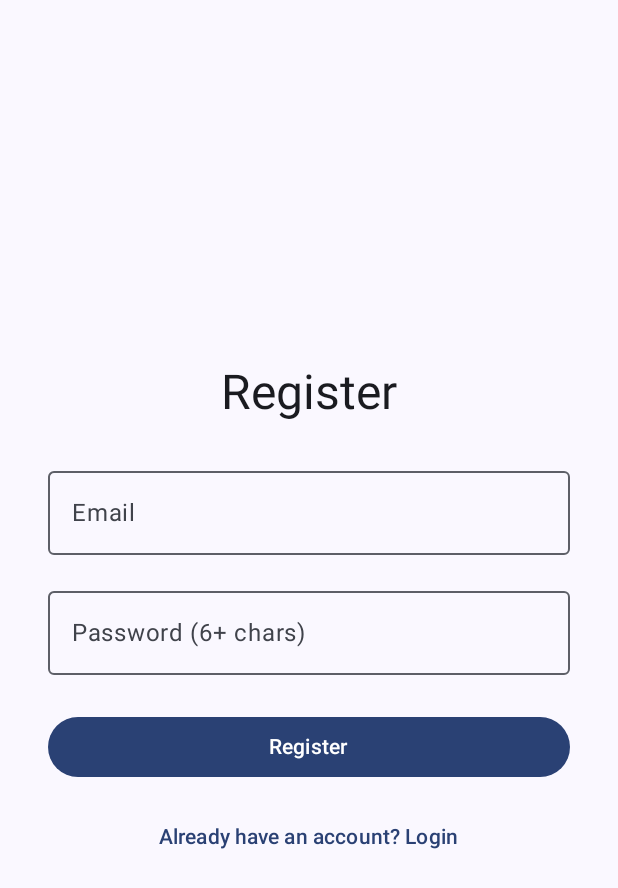
After one commit to YuanRuiGao/CP3407, an Android app built with Jetpack Compose: the RegisterScreen screen opened through its navigation route, on a phone screen of 412 x 824 dp. The commit adds this screen. Shown: the top 888 px of the screen. Run offline under Robolectric (Android 15) with nearby library versions, the phone set to English and light mode, and no system bars; our stand-ins replace Firebase (no records; nobody signed in at launch, a user with empty details on screens opened directly).

Commit message:
Add Login & Register Screen
The registration and login interfaces have been added and associated with the cloud database.

```diff
--- a/house cleanning version1/mobileass2-main/app/build.gradle.kts
+++ b/house cleanning version1/mobileass2-main/app/build.gradle.kts
@@ -3,6 +3,7 @@ plugins {
     alias(libs.plugins.android.application)
     alias(libs.plugins.kotlin.android)
     alias(libs.plugins.kotlin.compose)
+    alias(libs.plugins.google.services)
     id("com.google.devtools.ksp") version "2.1.0-1.0.29"  // 启用 kapt 插件，确保 Room 注解处理器运行
 }
 
@@ -84,4 +85,9 @@ dependencies {
     testImplementation("io.mockk:mockk:1.13.4")
     testImplementation("org.robolectric:robolectric:4.8.1")
 
+    implementation(platform("com.google.firebase:firebase-bom:32.7.1"))
+    implementation("com.google.firebase:firebase-auth-ktx")
+
+    implementation(platform(libs.firebase.bom)) // ✅ 使用 BOM 管理版本
+    implementation(libs.firebase.auth)         // ✅ Firebase Auth
 }
--- a/house cleanning version1/mobileass2-main/app/src/main/java/com/example/myapplication_ass2/MainActivity.kt
+++ b/house cleanning version1/mobileass2-main/app/src/main/java/com/example/myapplication_ass2/MainActivity.kt
@@ -26,6 +26,7 @@ import androidx.lifecycle.viewmodel.compose.viewModel
 import androidx.navigation.NavHostController
 import androidx.navigation.compose.*
 import com.example.myapplication_ass2.ui.theme.MyApplication_ass2Theme
+import com.google.firebase.auth.FirebaseAuth
 
 class MainActivity : ComponentActivity() {
     override fun onCreate(savedInstanceState: Bundle?) {
@@ -36,13 +37,18 @@ class MainActivity : ComponentActivity() {
             val navController = rememberNavController()
             val settingsViewModel: AppSettingsViewModel = viewModel()
 
+            val user = FirebaseAuth.getInstance().currentUser
+            val startDestination = if (user != null) "home" else "login"
+
             MyApplication_ass2Theme {
                 Scaffold { innerPadding ->
                     NavHost(
                         navController = navController,
-                        startDestination = "home",
+                        startDestination = startDestination,
                         modifier = Modifier.padding(innerPadding)
                     ) {
+                        composable("login") { LoginScreen(navController) }
+                        composable("register") { RegisterScreen(navController) }
                         composable("home") { HomeScreen(navController, settingsViewModel) }
                         composable("settings") { SettingsScreen(navController, settingsViewModel) }
                         composable("payment") { PaymentScreen(navController) }
--- /dev/null
+++ b/house cleanning version1/mobileass2-main/app/src/main/java/com/example/myapplication_ass2/RegisterScreen.kt
@@ -0,0 +1,81 @@
+package com.example.myapplication_ass2
+
+import android.widget.Toast
+import androidx.compose.foundation.layout.*
+import androidx.compose.material3.*
+import androidx.compose.runtime.*
+import androidx.compose.ui.Alignment
+import androidx.compose.ui.Modifier
+import androidx.compose.ui.platform.LocalContext
+import androidx.compose.ui.unit.dp
+import androidx.navigation.NavController
+import com.google.firebase.auth.FirebaseAuth
+
+@Composable
+fun RegisterScreen(navController: NavController) {
+    val context = LocalContext.current
+    val auth = FirebaseAuth.getInstance()
+
+    var email by remember { mutableStateOf("") }
+    var password by remember { mutableStateOf("") }
+    var loading by remember { mutableStateOf(false) }
+
+    Column(
+        modifier = Modifier
+            .fillMaxSize()
+            .padding(32.dp),
+        horizontalAlignment = Alignment.CenterHorizontally,
+        verticalArrangement = Arrangement.Center
+    ) {
+        Text("Register", style = MaterialTheme.typography.headlineLarge)
+
+        Spacer(Modifier.height(24.dp))
+
+        OutlinedTextField(
+            value = email,
+            onValueChange = { email = it },
+            label = { Text("Email") },
+            modifier = Modifier.fillMaxWidth()
+        )
+        Spacer(Modifier.height(16.dp))
+
+        OutlinedTextField(
+            value = password,
+            onValueChange = { password = it },
+            label = { Text("Password (6+ chars)") },
+            modifier = Modifier.fillMaxWidth()
+        )
+
+        Spacer(Modifier.height(24.dp))
+
+        Button(
+            onClick = {
+                loading = true
+                auth.createUserWithEmailAndPassword(email, password)
+                    .addOnCompleteListener { task ->
+                        loading = false
+                        if (task.isSuccessful) {
+                            Toast.makeText(context, "Registration Success", Toast.LENGTH_SHORT).show()
+                            navController.popBackStack()
+                        } else {
+                            Toast.makeText(context, "Failed: ${task.exception?.message}", Toast.LENGTH_LONG).show()
+                        }
+                    }
+            },
+            modifier = Modifier.fillMaxWidth()
+        ) {
+            Text("Register")
+        }
+
+        Spacer(Modifier.height(12.dp))
+
+        TextButton(onClick = { navController.popBackStack() }) {
+            Text("Already have an account? Login")
+        }
+
+        if (loading) {
+            Spacer(Modifier.height(20.dp))
+            CircularProgressIndicator()
+        }
+    }
+}
--- a/house cleanning version1/mobileass2-main/gradle/libs.versions.toml
+++ b/house cleanning version1/mobileass2-main/gradle/libs.versions.toml
@@ -37,8 +37,11 @@ generativeai = { group = "com.google.ai.client.generativeai", name = "generative
 androidx-room-runtime = { group = "androidx.room", name = "room-runtime", version.ref = "roomRuntimeAndroid" }
 androidx-datastore-core-android = { group = "androidx.datastore", name = "datastore-core-android", version.ref = "datastoreCoreAndroid" }
 androidx-navigation-runtime-android = { group = "androidx.navigation", name = "navigation-runtime-android", version.ref = "navigationRuntimeAndroid" }
+firebase-auth = "com.google.firebase:firebase-auth-ktx:22.3.1"
+firebase-bom = "com.google.firebase:firebase-bom:32.7.1"
 
 [plugins]
 android-application = { id = "com.android.application", version.ref = "agp" }
 kotlin-android = { id = "org.jetbrains.kotlin.android", version.ref = "kotlin" }
 kotlin-compose = { id = "org.jetbrains.kotlin.plugin.compose", version.ref = "kotlin" }
+google-services = { id = "com.google.gms.google-services", version = "4.4.0" }
```
Also changed, not shown: house cleanning version1/mobileass2-main/app/src/main/java/com/example/myapplication_ass2/LoginScreen.kt (added, +83 -0 lines), 1 other file.
